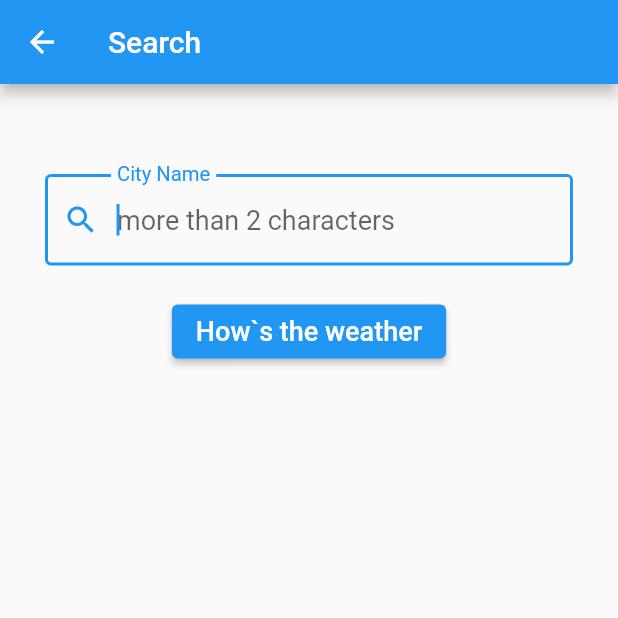
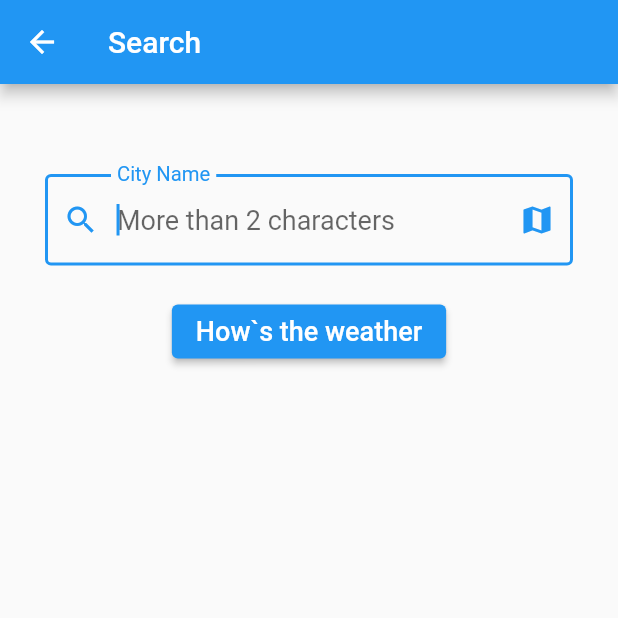
Before and after one commit to achilov1206/weather_app_bloc, a Flutter app: the screen it shows after launch, after a tap on the "search" icon, on a phone screen of 412 x 824 dp, the top half of it. Run offline on Flutter 3.47's test engine with Material 2 defaults, Android fonts, the phone set to English and light mode, and no system bars; our stand-ins replace bloc, equatable, flutter_bloc, google_maps_flutter.

Commit message:
second commit

```diff
--- a/lib/blocs/weather/weather_event.dart
+++ b/lib/blocs/weather/weather_event.dart
@@ -14,3 +14,10 @@ class FetchWeatherEvent extends WeatherEvent {
     required this.city,
   });
 }
+
+class FetchWeatherByLocationEvent extends WeatherEvent {
+  final LatLng location;
+  const FetchWeatherByLocationEvent({
+    required this.location,
+  });
+}
--- a/lib/constants/constants.dart
+++ b/lib/constants/constants.dart
@@ -1,3 +1,4 @@
+const String googleApiKey = 'AIzaSyA0Al3LyvSaSi_FCiH6hdLziJxxGIfSILQ';
 const String kScheme = 'https';
 const String kHost = 'www.metaweather.com';
 const String kGetWoeidPath = '/api/location/search/';
--- a/lib/main.dart
+++ b/lib/main.dart
@@ -1,12 +1,17 @@
 import 'package:flutter/material.dart';
+import 'package:flutter/foundation.dart';
 import 'package:flutter_bloc/flutter_bloc.dart';
 import 'package:http/http.dart' as http;
+import 'package:google_maps_flutter/google_maps_flutter.dart';
 import './services/weather_api_services.dart';
 import './repositories/weather_repository.dart';
 import './pages/home_page.dart';
 import './blocs/blocs.dart';
 
 void main() {
+  if (defaultTargetPlatform == TargetPlatform.android) {
+    AndroidGoogleMapsFlutter.useAndroidViewSurface = true;
+  }
   runApp(const MyApp());
 }
 
--- a/lib/models/weather.dart
+++ b/lib/models/weather.dart
@@ -12,7 +12,7 @@ class Weather extends Equatable {
   final String title;
   final int woeid;
   final DateTime lastUpdated;
-  Weather({
+  const Weather({
     required this.weatherStateName,
     required this.weatherStateAbbr,
     required this.created,
--- a/lib/pages/home_page.dart
+++ b/lib/pages/home_page.dart
@@ -95,7 +95,14 @@ class _HomePageState extends State<HomePage> {
             child: CircularProgressIndicator(),
           );
         }
-        return ListView(
+        return RefreshIndicator(
+          onRefresh: () async {
+            context
+                .read<WeatherBloc>()
+                .add(FetchWeatherEvent(city: state.weather.title));
+          },
+          child: ListView(
+            physics: const AlwaysScrollableScrollPhysics(),
             children: [
               SizedBox(
                 height: MediaQuery.of(context).size.height / 6,
@@ -110,7 +117,8 @@ class _HomePageState extends State<HomePage> {
               ),
               const SizedBox(height: 40),
               Text(
-              TimeOfDay.fromDateTime(state.weather.lastUpdated).format(context),
+                TimeOfDay.fromDateTime(state.weather.lastUpdated)
+                    .format(context),
                 textAlign: TextAlign.center,
                 style: const TextStyle(
                   fontSize: 40,
@@ -164,6 +172,7 @@ class _HomePageState extends State<HomePage> {
                 ],
               ),
             ],
+          ),
         );
       },
     );
--- a/lib/pages/search_page.dart
+++ b/lib/pages/search_page.dart
@@ -1,4 +1,10 @@
 import 'package:flutter/material.dart';
+import 'package:flutter_bloc/flutter_bloc.dart';
+import 'package:google_maps_flutter/google_maps_flutter.dart';
+import 'package:weather_app_bloc/blocs/blocs.dart';
+
+import '../widgets/error_dialog.dart';
+import './map_page.dart';
 
 class SearchPage extends StatefulWidget {
   const SearchPage({Key? key}) : super(key: key);
@@ -37,15 +43,36 @@ class _SearchPageState extends State<SearchPage> {
           children: [
             const SizedBox(height: 60),
             Padding(
-              padding: EdgeInsets.symmetric(horizontal: 30),
+              padding: const EdgeInsets.symmetric(horizontal: 30),
               child: TextFormField(
                 autofocus: true,
                 style: const TextStyle(fontSize: 18),
                 decoration: InputDecoration(
                   labelText: 'City Name',
-                  hintText: 'more than 2 characters',
-                  prefixIcon: Icon(Icons.search),
-                  border: OutlineInputBorder(),
+                  hintText: 'More than 2 characters',
+                  suffixIcon: IconButton(
+                    onPressed: () async {
+                      Navigator.push(
+                        context,
+                        MaterialPageRoute(
+                          builder: (context) => const MapPage(),
+                        ),
+                      ).then((selectedPosition) {
+                        print(selectedPosition);
+                        if (selectedPosition != null) {
+                          // context.read<WeatherBloc>().add(
+                          //       FetchWeatherByLocationEvent(
+                          //           location: selectedPosition),
+                          //     );
+                          //Navigator.pop(context);
+                          errorDialog(context, 'Will be soon');
+                        }
+                      });
+                    },
+                    icon: const Icon(Icons.map),
+                  ),
+                  prefixIcon: const Icon(Icons.search),
+                  border: const OutlineInputBorder(),
                 ),
                 validator: (String? input) {
                   if (input == null || input.trim().length < 2) {
@@ -58,10 +85,10 @@ class _SearchPageState extends State<SearchPage> {
                 },
               ),
             ),
-            SizedBox(height: 20),
+            const SizedBox(height: 20),
             ElevatedButton(
               onPressed: _submit,
-              child: Text(
+              child: const Text(
                 'How`s the weather',
                 style: TextStyle(
                   fontSize: 18,
```
Also changed, not shown: lib/blocs/weather/weather_bloc.dart (+22 -1 lines), lib/models/place_location.dart (added, +17 -0 lines), lib/pages/map_page.dart (added, +51 -0 lines), lib/repositories/weather_repository.dart (+14 -0 lines), lib/services/weather_api_services.dart (+27 -0 lines), pubspec.yaml (+6 -4 lines), pubspec.lock, 2 other files. Lines whose indentation alone changed are shown as unchanged.
